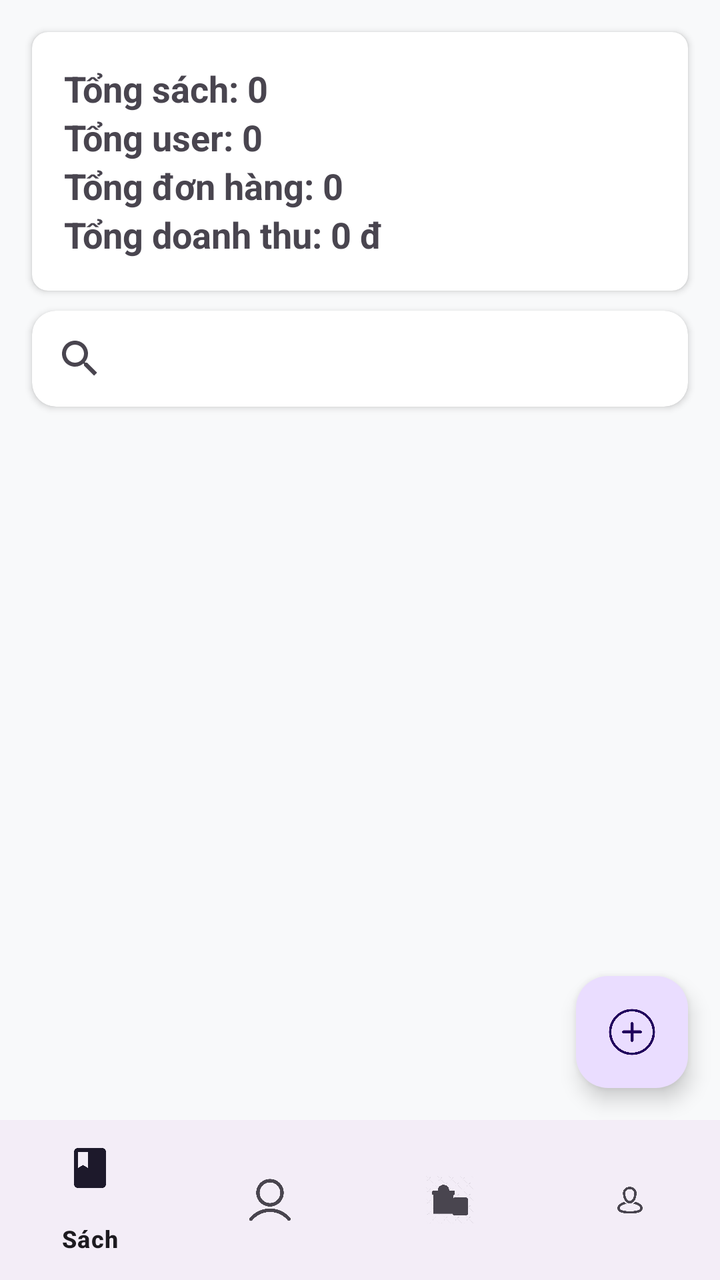
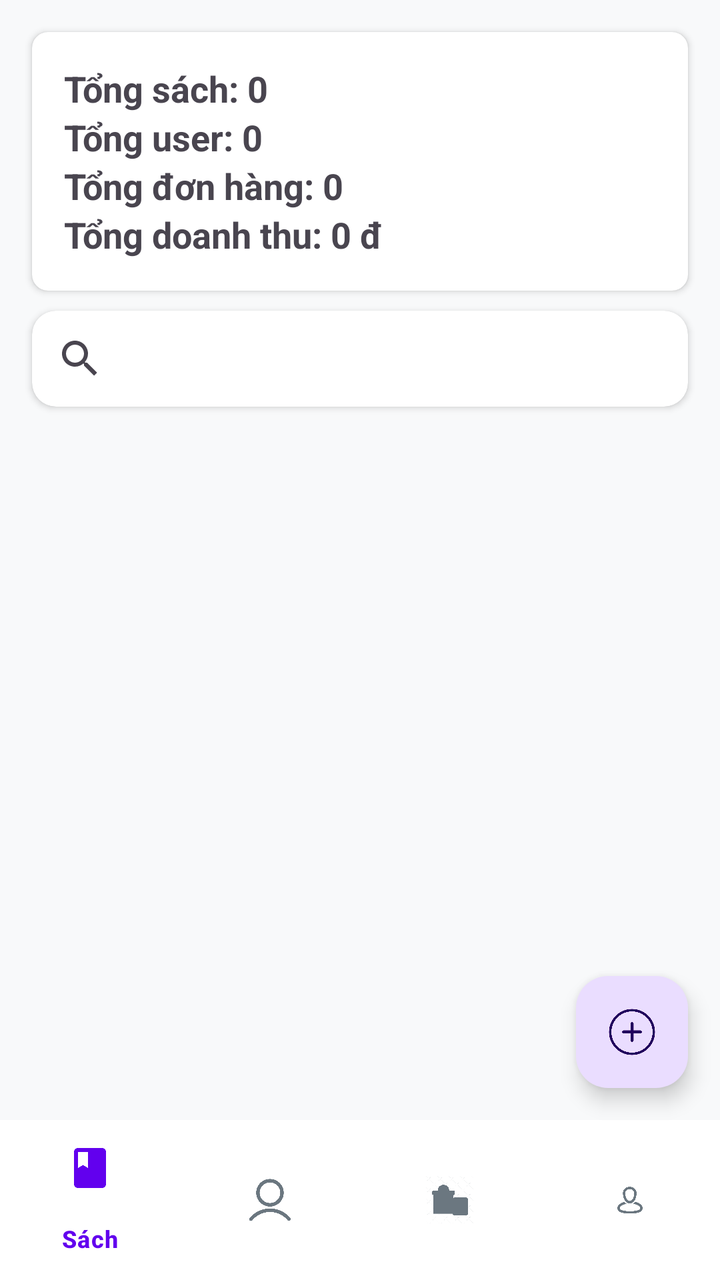

An Android layout rendered at two revisions. The XML below is the earlier revision; the diff shows what the commit changed to produce the second picture.
<!-- AndroidManifest.xml: application theme Theme.BookApp -->
<!-- res/layout/activity_admin.xml -->
<?xml version="1.0" encoding="utf-8"?>
<androidx.constraintlayout.widget.ConstraintLayout xmlns:android="http://schemas.android.com/apk/res/android"
    xmlns:app="http://schemas.android.com/apk/res-auto"
    xmlns:tools="http://schemas.android.com/tools"
    android:layout_width="match_parent"
    android:layout_height="match_parent"
    android:background="#F8F9FA">

    
    <androidx.cardview.widget.CardView
        android:id="@+id/cardDashboard"
        android:layout_width="0dp"
        android:layout_height="wrap_content"
        app:cardBackgroundColor="#FFFFFF"
        app:cardCornerRadius="8dp"
        app:cardElevation="2dp"
        android:layout_margin="16dp"
        app:layout_constraintTop_toTopOf="parent"
        app:layout_constraintStart_toStartOf="parent"
        app:layout_constraintEnd_toEndOf="parent"
        android:layout_marginTop="50dp">

        <LinearLayout
            android:layout_width="match_parent"
            android:layout_height="wrap_content"
            android:orientation="vertical"
            android:padding="16dp">

            <TextView
                android:id="@+id/tvTotalBooks"
                android:layout_width="wrap_content"
                android:layout_height="wrap_content"
                android:text="Tổng sách: 0"
                android:textSize="18sp"
                android:textStyle="bold" />

            <TextView
                android:id="@+id/tvTotalUsers"
                android:layout_width="wrap_content"
                android:layout_height="wrap_content"
                android:text="Tổng user: 0"
                android:textSize="18sp"
                android:textStyle="bold" />

            <TextView
                android:id="@+id/tvTotalOrders"
                android:layout_width="wrap_content"
                android:layout_height="wrap_content"
                android:text="Tổng đơn hàng: 0"
                android:textSize="18sp"
                android:textStyle="bold" />

            <TextView
                android:id="@+id/tvTotalRevenue"
                android:layout_width="wrap_content"
                android:layout_height="wrap_content"
                android:text="Tổng doanh thu: 0 đ"
                android:textSize="18sp"
                android:textStyle="bold" />

        </LinearLayout>
    </androidx.cardview.widget.CardView>

    
    <androidx.cardview.widget.CardView
        android:id="@+id/searchCard"
        android:layout_width="0dp"
        android:layout_height="wrap_content"
        app:cardCornerRadius="12dp"
        app:cardElevation="2dp"
        android:layout_marginStart="16dp"
        android:layout_marginEnd="16dp"
        android:layout_marginBottom="8dp"
        app:layout_constraintTop_toBottomOf="@id/cardDashboard"
        app:layout_constraintStart_toStartOf="parent"
        app:layout_constraintEnd_toEndOf="parent"
        android:layout_marginTop="10dp">

        <androidx.appcompat.widget.SearchView
            android:id="@+id/searchView"
            android:layout_width="match_parent"
            android:layout_height="wrap_content"
            android:background="@android:color/transparent"
            android:iconifiedByDefault="false"
            android:queryHint="Tìm kiếm theo tên sách hoặc tác giả..." />

    </androidx.cardview.widget.CardView>

    
    <androidx.recyclerview.widget.RecyclerView
        android:id="@+id/rvBooks"
        android:layout_width="0dp"
        android:layout_height="0dp"
        app:layout_constraintTop_toBottomOf="@id/searchCard"
        app:layout_constraintBottom_toTopOf="@id/bottomNavigation"
        app:layout_constraintStart_toStartOf="parent"
        app:layout_constraintEnd_toEndOf="parent" />

    
    <com.google.android.material.bottomnavigation.BottomNavigationView
        android:id="@+id/bottomNavigation"
        android:layout_width="0dp"
        android:layout_height="wrap_content"
        app:menu="@menu/bottom_nav_admin_menu"
        app:layout_constraintBottom_toBottomOf="parent"
        app:layout_constraintStart_toStartOf="parent"
        app:layout_constraintEnd_toEndOf="parent" />

    
    <com.google.android.material.floatingactionbutton.FloatingActionButton
        android:id="@+id/fabAddBook"
        android:layout_width="wrap_content"
        android:layout_height="wrap_content"
        android:src="@drawable/ic_add"
        app:layout_constraintBottom_toTopOf="@id/bottomNavigation"
        app:layout_constraintEnd_toEndOf="parent"
        android:layout_margin="16dp" />

</androidx.constraintlayout.widget.ConstraintLayout>
<!-- resources referenced by this layout -->
<resources>
  <!-- drawable ic_add: png bitmap (drawable, 14180 bytes) -->
  <style name="Theme.BookApp" parent="Base.Theme.BookApp" />
  <style name="Base.Theme.BookApp" parent="Theme.Material3.DayNight.NoActionBar">
          
          
      </style>
</resources>

<!-- the commit's change to res/layout/activity_admin.xml (unified diff, before → after) -->
@@ -101,6 +101,9 @@
         android:id="@+id/bottomNavigation"
         android:layout_width="0dp"
         android:layout_height="wrap_content"
+        android:background="@color/white"
+        app:itemIconTint="@color/nav_item_color"
+        app:itemTextColor="@color/nav_item_color"
         app:menu="@menu/bottom_nav_admin_menu"
         app:layout_constraintBottom_toBottomOf="parent"
         app:layout_constraintStart_toStartOf="parent"
<!-- resource entries referenced after the edit -->
@@ -1,5 +1,6 @@
 <!-- resources referenced by this layout -->
 <resources>
+  <color name="white">#FFFFFFFF</color>
   <!-- drawable ic_add: png bitmap (drawable, 14180 bytes) -->
   <style name="Theme.BookApp" parent="Base.Theme.BookApp" />
   <style name="Base.Theme.BookApp" parent="Theme.Material3.DayNight.NoActionBar">
